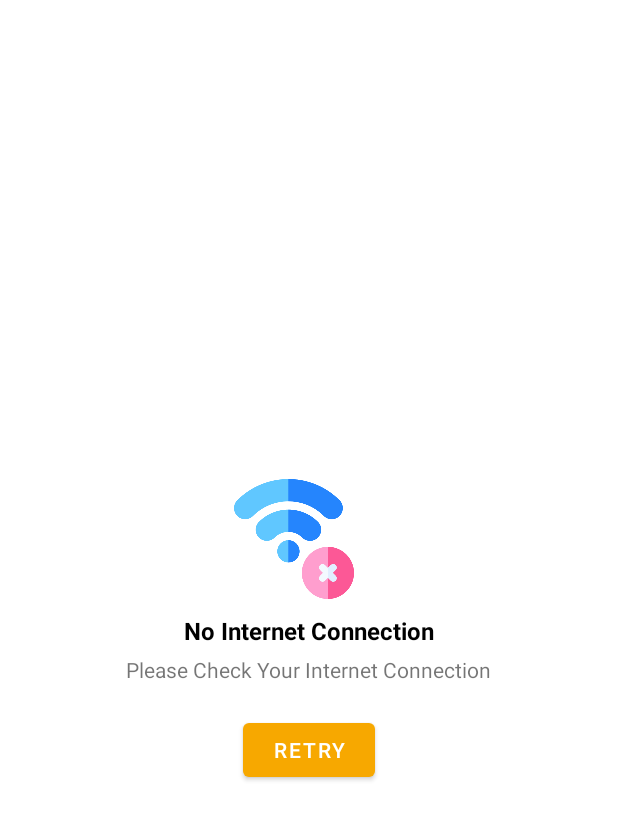
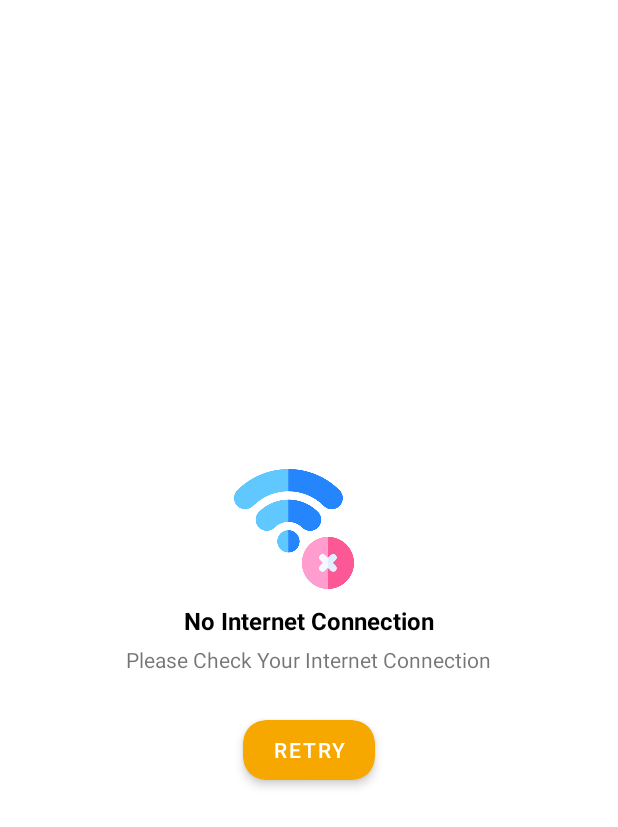
Before and after one commit to Asadrao125/Citi-Security, an Android app: the layout no_internet_layout.xml on its own in the app's theme, with its tools: preview values and no code run, on a phone screen of 412 x 824 dp. Shown: the top 827 px of the screen. Run offline under Robolectric (Android 15) with nearby library versions, the light colour scheme and no system bars.

Commit message:
Till, No Internet Connection Layout on Every Activity.

```diff
--- a/app/src/main/java/com/appsxone/citisecurity/activities/LoginActivity.java
+++ b/app/src/main/java/com/appsxone/citisecurity/activities/LoginActivity.java
@@ -30,6 +30,7 @@ import com.appsxone.citisecurity.api.ApiManager;
 import com.appsxone.citisecurity.location_service.GoogleService;
 import com.appsxone.citisecurity.utils.Const;
 import com.appsxone.citisecurity.utils.GPSTracker;
+import com.appsxone.citisecurity.utils.InternetConnection;
 import com.appsxone.citisecurity.utils.SharedPref;
 import com.google.android.gms.common.ConnectionResult;
 import com.google.android.gms.common.api.GoogleApiClient;
@@ -111,6 +112,7 @@ public class LoginActivity extends AppCompatActivity implements ApiCallback, Goo
     }
 
     private void Login(String email, String password) {
+        if (InternetConnection.isNetworkConnected(LoginActivity.this)) {
             RequestParams requestParams = new RequestParams();
             requestParams.put("UserName", email);
             requestParams.put("Password", password);
@@ -118,6 +120,9 @@ public class LoginActivity extends AppCompatActivity implements ApiCallback, Goo
             requestParams.put("FCMTokenId", fcmToken);
             ApiManager apiManager = new ApiManager(LoginActivity.this, "post", Const.LOGIN_SERVICE, requestParams, apiCallback);
             apiManager.loadURL(1);
+        } else {
+            Toast.makeText(this, "No Internet Connection", Toast.LENGTH_SHORT).show();
+        }
     }
 
     @Override
--- a/app/src/main/res/layout/no_internet_layout.xml
+++ b/app/src/main/res/layout/no_internet_layout.xml
@@ -1,5 +1,6 @@
 <?xml version="1.0" encoding="utf-8"?>
 <LinearLayout xmlns:android="http://schemas.android.com/apk/res/android"
+    xmlns:app="http://schemas.android.com/apk/res-auto"
     android:layout_width="match_parent"
     android:layout_height="match_parent">
 
@@ -40,12 +41,23 @@
 
         </LinearLayout>
 
-        <Button
-            android:id="@+id/btnRetry"
+        <androidx.cardview.widget.CardView
+            android:id="@+id/cvBtnSearch"
             android:layout_width="wrap_content"
             android:layout_height="wrap_content"
-            android:layout_gravity="center"
-            android:text="Retry" />
+            app:cardCornerRadius="15dp"
+            app:cardElevation="4dp"
+            app:cardUseCompatPadding="true">
+
+            <Button
+                android:id="@+id/btnRetry"
+                android:layout_width="wrap_content"
+                android:layout_height="40dp"
+                android:background="@drawable/btn_background"
+                android:text="Retry"
+                android:textColor="@color/white" />
+
+        </androidx.cardview.widget.CardView>
 
     </LinearLayout>
 
```
Lines whose indentation alone changed are shown as unchanged.
